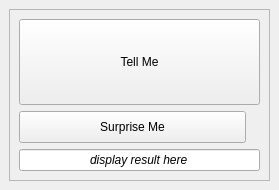
The window that wheretoeat.ui (mandlcho/WhereToEat) describes before a commit, drawn with Qt 5.
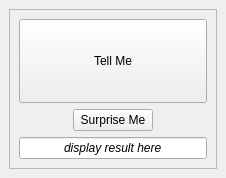
The same window after the commit.

Commit message: completed the app

What changed in the file:
```diff
--- a/wheretoeat.ui
+++ b/wheretoeat.ui
@@ -6,8 +6,8 @@
    <rect>
     <x>0</x>
     <y>0</y>
-    <width>279</width>
-    <height>190</height>
+    <width>226</width>
+    <height>178</height>
    </rect>
   </property>
   <property name="sizePolicy">
@@ -17,7 +17,19 @@
    </sizepolicy>
   </property>
   <property name="windowTitle">
-   <string>Where To Eat</string>
+   <string>mWhereToEat</string>
+  </property>
+  <property name="toolTip">
+   <string/>
+  </property>
+  <property name="toolButtonStyle">
+   <enum>Qt::ToolButtonIconOnly</enum>
+  </property>
+  <property name="tabShape">
+   <enum>QTabWidget::Triangular</enum>
+  </property>
+  <property name="unifiedTitleAndToolBarOnMac">
+   <bool>false</bool>
   </property>
   <widget class="QWidget" name="centralwidget">
    <layout class="QVBoxLayout" name="verticalLayout">
@@ -47,7 +59,7 @@
              </property>
             </widget>
            </item>
-           <item>
+           <item alignment="Qt::AlignHCenter|Qt::AlignVCenter">
             <widget class="QPushButton" name="btn_Surpriseme">
              <property name="sizePolicy">
               <sizepolicy hsizetype="Expanding" vsizetype="Expanding">
```
The commit also changes 2 other files.
